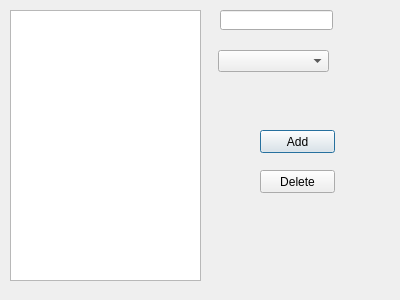
Before: the Qt Designer form QT/manageCategories.ui in wordtinker/SimpleBudget, drawn with Qt 5.
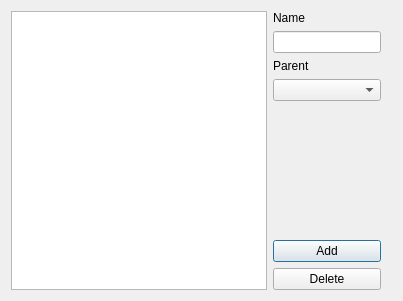
After: the same form once the commit is applied.

Commit message: Fix Qt layouts.

```diff
--- a/QT/manageCategories.ui
+++ b/QT/manageCategories.ui
@@ -6,69 +6,89 @@
    <rect>
     <x>0</x>
     <y>0</y>
-    <width>400</width>
-    <height>300</height>
+    <width>403</width>
+    <height>301</height>
    </rect>
   </property>
   <property name="windowTitle">
    <string>Dialog</string>
   </property>
-  <widget class="QTreeView" name="categoriesView">
-   <property name="geometry">
-    <rect>
-     <x>10</x>
-     <y>10</y>
-     <width>191</width>
-     <height>271</height>
-    </rect>
-   </property>
-  </widget>
+  <layout class="QHBoxLayout" name="horizontalLayout" stretch="0,0,1">
+   <item>
+    <layout class="QVBoxLayout" name="verticalLayout_2">
+     <item>
+      <widget class="QTreeView" name="categoriesView"/>
+     </item>
+    </layout>
+   </item>
+   <item>
+    <layout class="QVBoxLayout" name="verticalLayout">
+     <item>
+      <widget class="QLabel" name="label_2">
+       <property name="text">
+        <string>Name</string>
+       </property>
+      </widget>
+     </item>
+     <item>
+      <widget class="QLineEdit" name="caregoryName"/>
+     </item>
+     <item>
+      <widget class="QLabel" name="label">
+       <property name="text">
+        <string>Parent</string>
+       </property>
+      </widget>
+     </item>
+     <item>
+      <widget class="QComboBox" name="categoryParent"/>
+     </item>
+     <item>
+      <spacer name="verticalSpacer">
+       <property name="orientation">
+        <enum>Qt::Vertical</enum>
+       </property>
+       <property name="sizeHint" stdset="0">
+        <size>
+         <width>20</width>
+         <height>40</height>
+        </size>
+       </property>
+      </spacer>
+     </item>
+     <item>
   <widget class="QPushButton" name="addBtn">
-   <property name="geometry">
-    <rect>
-     <x>260</x>
-     <y>130</y>
-     <width>75</width>
-     <height>23</height>
-    </rect>
-   </property>
    <property name="text">
     <string>Add</string>
    </property>
   </widget>
+     </item>
+     <item>
   <widget class="QPushButton" name="deleteBtn">
-   <property name="geometry">
-    <rect>
-     <x>260</x>
-     <y>170</y>
-     <width>75</width>
-     <height>23</height>
-    </rect>
-   </property>
    <property name="text">
     <string>Delete</string>
    </property>
   </widget>
-  <widget class="QLineEdit" name="caregoryName">
-   <property name="geometry">
-    <rect>
-     <x>220</x>
-     <y>10</y>
-     <width>113</width>
+     </item>
+    </layout>
+   </item>
+   <item>
+    <spacer name="horizontalSpacer">
+     <property name="orientation">
+      <enum>Qt::Horizontal</enum>
+     </property>
+     <property name="sizeType">
+      <enum>QSizePolicy::Expanding</enum>
+     </property>
+     <property name="sizeHint" stdset="0">
+      <size>
+       <width>40</width>
      <height>20</height>
-    </rect>
-   </property>
-  </widget>
-  <widget class="QComboBox" name="categoryParent">
-   <property name="geometry">
-    <rect>
-     <x>218</x>
-     <y>50</y>
-     <width>111</width>
-     <height>22</height>
-    </rect>
-   </property>
-  </widget>
+      </size>
+     </property>
+    </spacer>
+   </item>
+  </layout>
  </widget>
  <resources/>
  <connections/>
```
Left out of the diff: 2 changed lines with no effect on the pictures. Lines whose indentation alone changed are shown as unchanged. The commit also changes 11 other files.
